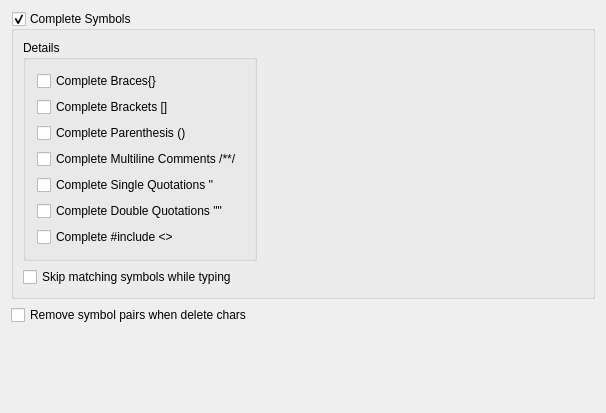
Above: RedPandaIDE/settingsdialog/editorsymbolcompletionwidget.ui from royqh1979/RedPanda-CPP before the change. Below: the same form after it.
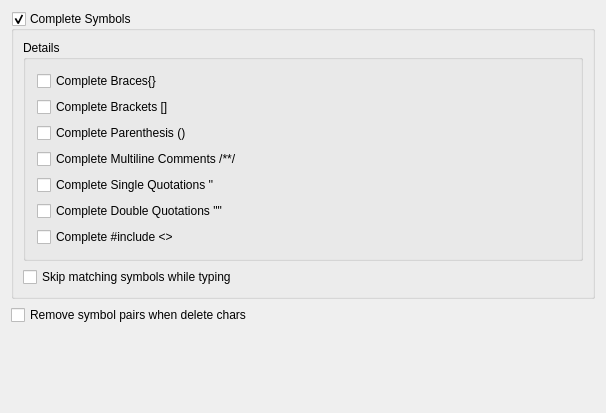
That is the form after the change.

```diff
--- a/RedPandaIDE/settingsdialog/editorsymbolcompletionwidget.ui
+++ b/RedPandaIDE/settingsdialog/editorsymbolcompletionwidget.ui
@@ -134,19 +134,6 @@
         </layout>
        </widget>
       </item>
-      <item>
-       <spacer name="horizontalSpacer">
-        <property name="orientation">
-         <enum>Qt::Horizontal</enum>
-        </property>
-        <property name="sizeHint" stdset="0">
-         <size>
-          <width>40</width>
-          <height>20</height>
-         </size>
-        </property>
-       </spacer>
-      </item>
      </layout>
     </widget>
    </item>
```
